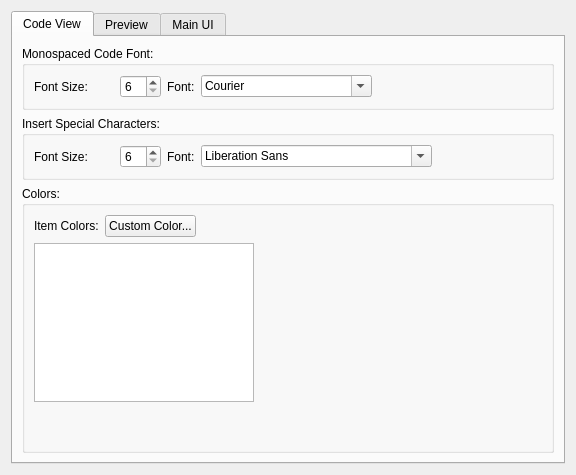
First picture: the form in src/Form_Files/PAppearanceWidget.ui, repository Sigil-Ebook/Sigil, before the edit.
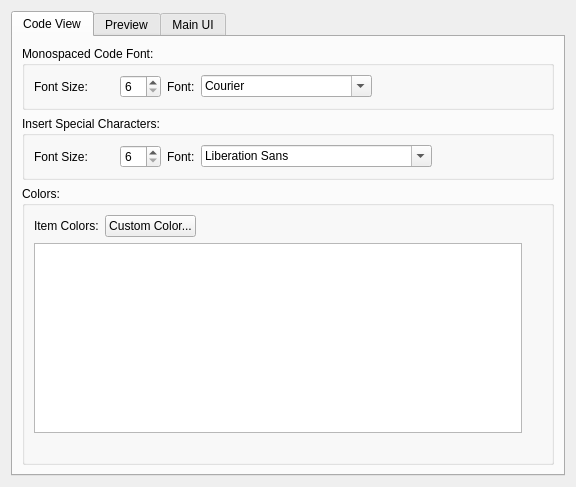
Second picture: the form after the edit.

Commit message: Change box size of Preferences color list box

What changed in the file:
```diff
--- a/src/Form_Files/PAppearanceWidget.ui
+++ b/src/Form_Files/PAppearanceWidget.ui
@@ -7,7 +7,7 @@
     <x>0</x>
     <y>0</y>
     <width>576</width>
-    <height>475</height>
+    <height>487</height>
    </rect>
   </property>
   <property name="windowTitle">
@@ -212,12 +212,28 @@
           </item>
           <item row="1" column="0">
            <layout class="QGridLayout" name="gridLayout_5">
+            <item row="1" column="0">
+             <spacer name="verticalSpacer_3">
+              <property name="orientation">
+               <enum>Qt::Vertical</enum>
+              </property>
+              <property name="sizeType">
+               <enum>QSizePolicy::Minimum</enum>
+              </property>
+              <property name="sizeHint" stdset="0">
+               <size>
+                <width>20</width>
+                <height>20</height>
+               </size>
+              </property>
+             </spacer>
+            </item>
             <item row="0" column="0">
              <widget class="QListWidget" name="codeViewColorsList">
               <property name="maximumSize">
                <size>
-                <width>220</width>
-                <height>160</height>
+                <width>16777215</width>
+                <height>16777215</height>
                </size>
               </property>
              </widget>
@@ -227,23 +243,13 @@
               <property name="orientation">
                <enum>Qt::Horizontal</enum>
               </property>
-              <property name="sizeHint" stdset="0">
-               <size>
-                <width>40</width>
-                <height>20</height>
-               </size>
-              </property>
-             </spacer>
-            </item>
-            <item row="1" column="0">
-             <spacer name="verticalSpacer_3">
-              <property name="orientation">
-               <enum>Qt::Vertical</enum>
+              <property name="sizeType">
+               <enum>QSizePolicy::Minimum</enum>
               </property>
               <property name="sizeHint" stdset="0">
                <size>
                 <width>20</width>
-                <height>40</height>
+                <height>20</height>
                </size>
               </property>
              </spacer>
```
